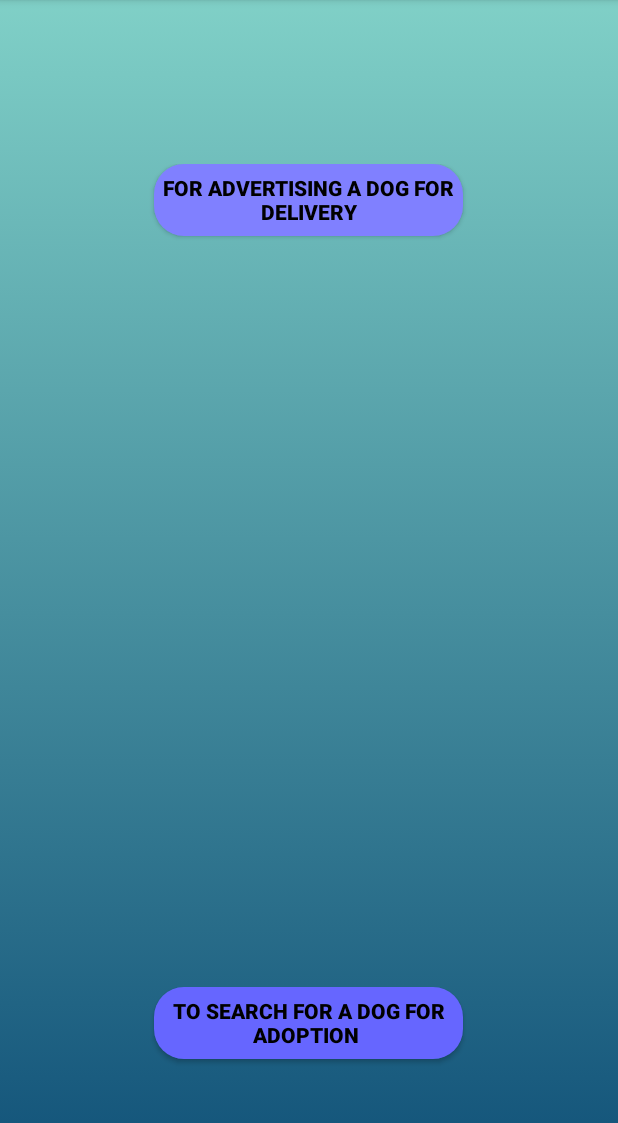
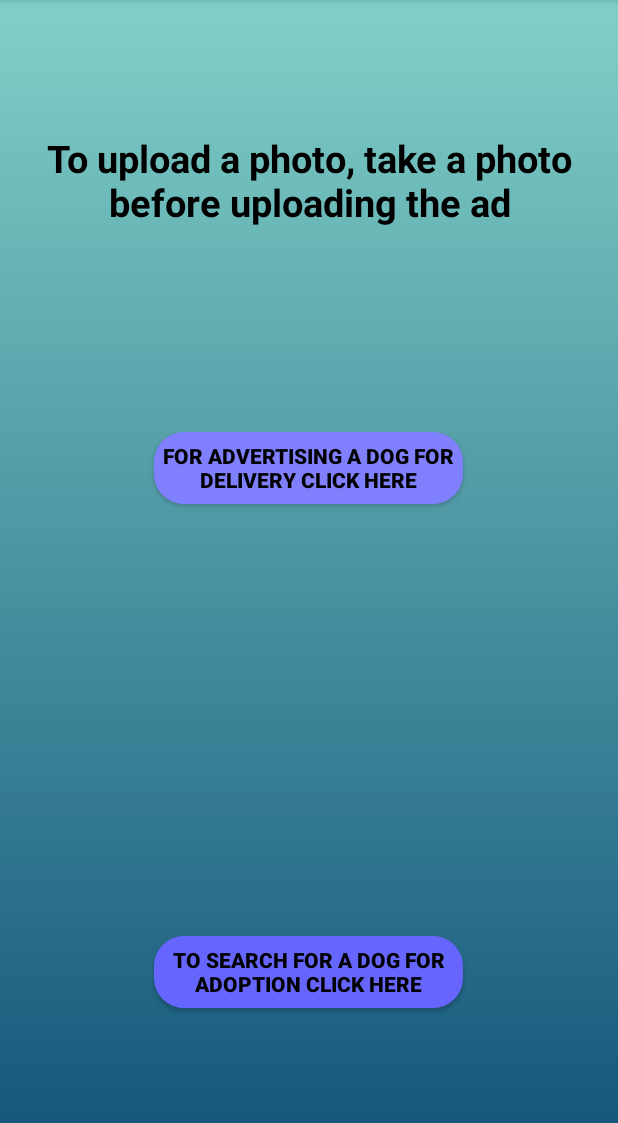
Before and after one commit to gilmadar/GilBeta, an Android app: the choose screen opened directly, with no data from a screen before it, on a phone screen of 412 x 824 dp, the part 84-1207 px from its top. Run offline under Robolectric (Android 15) with nearby library versions, the phone set to English and light mode, and no system bars; our stand-ins replace Firebase (no records; nobody signed in at launch, a user with empty details on screens opened directly).

Commit message:
commit 1         all withou image         alll with image         oved         all with download image         finish         the last         all with filter

```diff
--- a/app/src/main/java/com/example/gilbeta/AuthenticationActivity.java
+++ b/app/src/main/java/com/example/gilbeta/AuthenticationActivity.java
@@ -75,7 +75,7 @@ public class AuthenticationActivity extends AppCompatActivity {
         si.putExtra("newuser",false);
         if (refAuth.getCurrentUser()!=null && isChecked) {
             stayConnect=true;
-            startActivity(si);
+           // startActivity(si);
         }
 
 
--- a/app/src/main/res/layout/activity_choose.xml
+++ b/app/src/main/res/layout/activity_choose.xml
@@ -8,15 +8,32 @@
     android:background="@drawable/background2"
     tools:context=".choose">
 
+
     <Space
-        android:layout_width="wrap_content"
+        android:layout_width="match_parent"
+        android:layout_height="0dp"
+        android:layout_weight="1"/>
+
+    <TextView
+        android:id="@+id/textView4"
+        android:layout_width="match_parent"
+        android:layout_height="0dp"
+        android:layout_weight="3"
+        android:textColor="#000000"
+        android:textSize="25sp"
+        android:gravity="center"
+        android:textStyle="bold"
+        android:text="To upload a photo, take a photo before uploading the ad" />
+
+    <Space
+        android:layout_width="match_parent"
         android:layout_height="0dp"
         android:layout_weight="2" />
 
     <LinearLayout
         android:layout_width="match_parent"
         android:layout_height="0dp"
-        android:layout_weight="1"
+        android:layout_weight="2"
         android:orientation="horizontal">
 
         <Space
@@ -33,7 +50,7 @@
             android:textColor="#000"
             android:textStyle="bold"
             android:background="@drawable/btn3bg"
-            android:text="For advertising a dog for delivery" />
+            android:text="For advertising a dog for delivery click here" />
 
         <Space
             android:layout_width="0dp"
@@ -41,15 +58,16 @@
             android:layout_height="wrap_content" />
     </LinearLayout>
 
+
     <Space
         android:layout_width="match_parent"
         android:layout_height="0dp"
-        android:layout_weight="9"/>
+        android:layout_weight="5"/>
 
     <LinearLayout
         android:layout_width="match_parent"
         android:layout_height="0dp"
-        android:layout_weight="1"
+        android:layout_weight="2"
         android:orientation="horizontal">
 
         <Space
@@ -66,8 +84,7 @@
             android:onClick="mehmezh"
             android:textColor="#000000"
             android:textStyle="bold"
-            android:text="To search for a dog for adoption
-" />
+            android:text="To search for a dog for adoption click here" />
 
         <Space
             android:layout_width="0dp"
--- a/app/src/main/res/layout/activity_mehmezh_dog.xml
+++ b/app/src/main/res/layout/activity_mehmezh_dog.xml
@@ -13,11 +13,10 @@
         android:layout_width="match_parent"
         android:layout_height="0dp"
         android:textColor="#000000"
-
-        android:layout_weight="1"
         android:textSize="25sp"
         android:gravity="center"
         android:textStyle="bold"
+        android:layout_weight="1"
         android:text="To see all details click on the ad" />
 
     <LinearLayout
```
